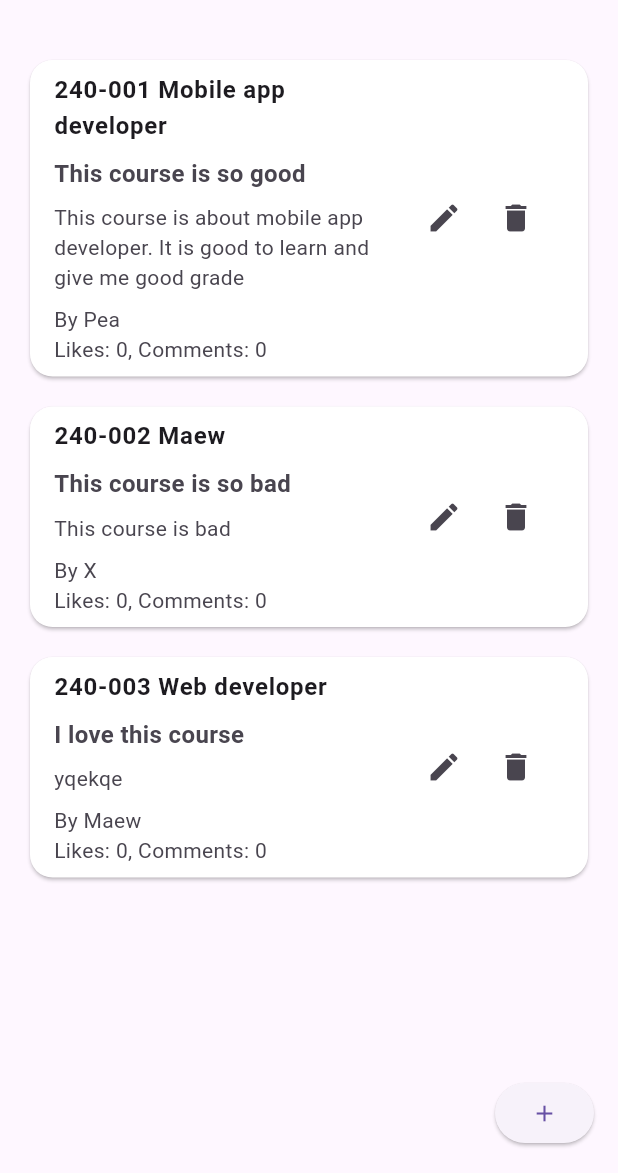
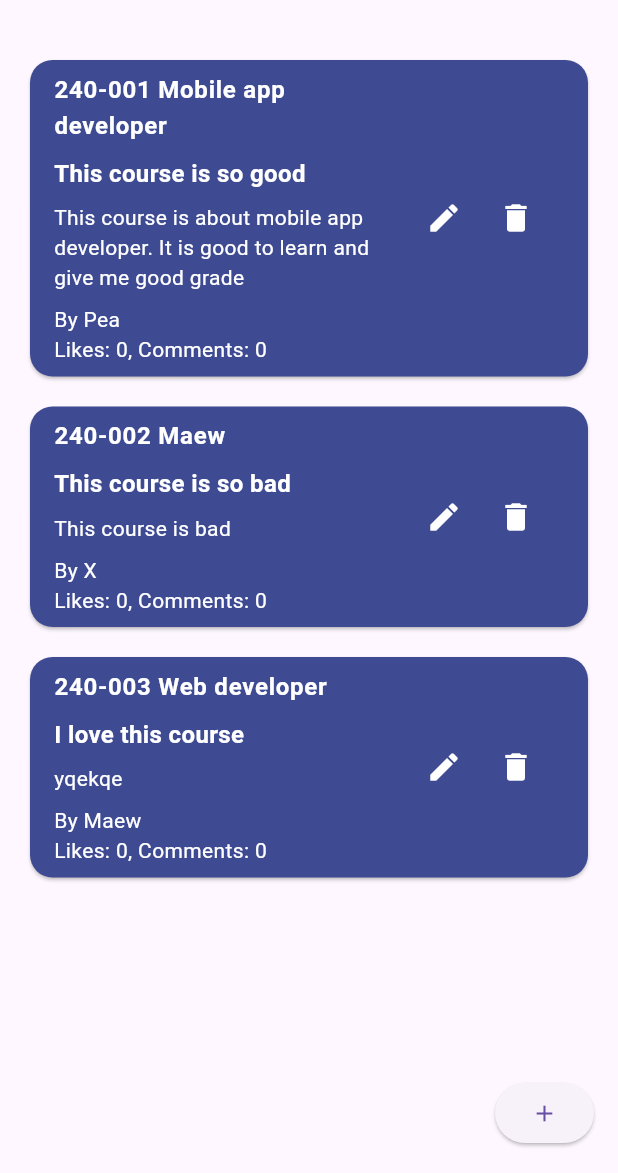
Before and after one commit to Muhammadyohan/Flutter-PSU-Course-Review, a Flutter app: the MainPage screen opened directly, item 2 of the bottom bar chosen, after a tap on the "thumb up" icon, after a tap on "My posts", on a phone screen of 412 x 824 dp, the part 63-1236 px from its top. Run offline on Flutter 3.47's test engine with Material 3 defaults, Android fonts, the light colour scheme and no system bars; our stand-ins replace dio, equatable, shared_preferences; accounts and stored records are empty.

Commit message:
fix color and edit layout

```diff
--- a/lib/pages/home_page.dart
+++ b/lib/pages/home_page.dart
@@ -13,48 +13,93 @@ class HomePage extends StatefulWidget {
 
 class _HomePageState extends State<HomePage> {
   final Map<int, int> _likes = {};
+  final ReviewPostMockRepo _repository = ReviewPostMockRepo();
+  List<ReviewPostModel> _posts = [];
+  List<ReviewPostModel> _filteredPosts = [];
+  // ignore: unused_field
+  String _searchQuery = '';
+
+  @override
+  void initState() {
+    super.initState();
+    _fetchPosts();
+  }
+
+  Future<void> _fetchPosts() async {
+    try {
+      final posts = await _repository.fetchTasks();
+      setState(() {
+        _posts = posts;
+        _filteredPosts = posts;
+      });
+    } catch (e) {
+      // Handle error
+    }
+  }
+
+  void _searchPosts(String query) {
+    setState(() {
+      _searchQuery = query;
+      if (query.isEmpty) {
+        _filteredPosts = _posts;
+      } else {
+        _filteredPosts = _posts.where((post) {
+          final courseCodeMatches =
+              post.courseCode.toLowerCase().contains(query.toLowerCase());
+          final courseNameMatches =
+              post.courseName.toLowerCase().contains(query.toLowerCase());
+          return courseCodeMatches || courseNameMatches;
+        }).toList();
+      }
+    });
+  }
 
   @override
   Widget build(BuildContext context) {
-    final ReviewPostMockRepo repository = ReviewPostMockRepo();
-
-    return FutureBuilder<List<ReviewPostModel>>(
-      future: repository.fetchTasks(),
-      builder: (context, snapshot) {
-        if (snapshot.connectionState == ConnectionState.waiting) {
-          return const Center(child: CircularProgressIndicator());
-        } else if (snapshot.hasError) {
-          return Center(child: Text('Error: ${snapshot.error}'));
-        } else if (!snapshot.hasData || snapshot.data!.isEmpty) {
-          return const Center(child: Text('No posts available'));
-        }
-
-        final posts = snapshot.data!;
-
     return SingleChildScrollView(
       child: Column(
         crossAxisAlignment: CrossAxisAlignment.start,
         children: [
-              Container(
+          Padding(
             padding: const EdgeInsets.all(16.0),
-                child: Column(
-                  crossAxisAlignment: CrossAxisAlignment.start,
-                  children: [
-                    const Text(
+            child: TextField(
+              decoration: const InputDecoration(
+                border: OutlineInputBorder(),
+                hintText: 'Search by course name or code...',
+              ),
+              onChanged: _searchPosts,
+            ),
+          ),
+
+          const Padding(
+            padding: EdgeInsets.all(16.0),
+            child: Text(
               'Popular Posts',
               style: TextStyle(
                 fontSize: 20,
                 fontWeight: FontWeight.bold,
               ),
             ),
+          ),
           const SizedBox(height: 10),
-                    SizedBox(
+
+          _filteredPosts.isEmpty
+              ? const SizedBox(
+                  height: 250,
+                  child: Center(
+                    child: Text(
+                      'No posts found',
+                      style: TextStyle(fontSize: 16),
+                    ),
+                  ),
+                )
+              : SizedBox(
                   height: 250,
                   child: ListView.builder(
                     scrollDirection: Axis.horizontal,
-                        itemCount: posts.length,
+                    itemCount: _filteredPosts.length,
                     itemBuilder: (context, index) {
-                          final post = posts[index];
+                      final post = _filteredPosts[index];
                       _likes[index] = _likes[index] ?? post.likesAmount;
 
                       return Container(
@@ -74,18 +119,18 @@ class _HomePageState extends State<HomePage> {
                             shape: RoundedRectangleBorder(
                               borderRadius: BorderRadius.circular(15),
                             ),
-                                color: Colors.white,
+                            color: const Color(0xFF3E4B92),
                             child: Padding(
                               padding: const EdgeInsets.all(12.0),
                               child: Column(
-                                    crossAxisAlignment:
-                                        CrossAxisAlignment.start,
+                                crossAxisAlignment: CrossAxisAlignment.start,
                                 children: [
                                   Text(
                                     '${post.courseCode} ${post.courseName}',
                                     style: const TextStyle(
                                       fontSize: 14,
                                       fontWeight: FontWeight.bold,
+                                      color: Colors.white,
                                     ),
                                     overflow: TextOverflow.ellipsis,
                                   ),
@@ -95,6 +140,7 @@ class _HomePageState extends State<HomePage> {
                                     style: const TextStyle(
                                       fontSize: 16,
                                       fontWeight: FontWeight.bold,
+                                      color: Colors.white,
                                     ),
                                     overflow: TextOverflow.ellipsis,
                                   ),
@@ -102,7 +148,10 @@ class _HomePageState extends State<HomePage> {
                                   Expanded(
                                     child: Text(
                                       post.text,
-                                          style: const TextStyle(fontSize: 14),
+                                      style: const TextStyle(
+                                        fontSize: 14,
+                                        color: Colors.white,
+                                      ),
                                       overflow: TextOverflow.ellipsis,
                                       maxLines: 3,
                                     ),
@@ -110,22 +159,36 @@ class _HomePageState extends State<HomePage> {
                                   const SizedBox(height: 8.0),
                                   Text(
                                     'By ${post.authorName}',
-                                        style: const TextStyle(fontSize: 12),
+                                    style: const TextStyle(
+                                      fontSize: 12,
+                                      color: Colors.white,
+                                    ),
                                     overflow: TextOverflow.ellipsis,
                                   ),
                                   Row(
                                     children: [
                                       IconButton(
-                                            icon: const Icon(Icons.thumb_up),
+                                        icon: const Icon(
+                                          Icons.thumb_up,
+                                          color: Colors.white,
+                                        ),
                                         onPressed: () {
                                           setState(() {
                                             _likes[index] = _likes[index]! + 1;
                                           });
                                         },
                                       ),
-                                          Text('${_likes[index]}'),
+                                      Text(
+                                        '${_likes[index]}',
+                                        style: const TextStyle(
+                                            color: Colors.white),
+                                      ),
                                       const SizedBox(width: 10),
-                                          Text('Comments: ${post.commentsAmount}'),
+                                      Text(
+                                        'Comments: ${post.commentsAmount}',
+                                        style: const TextStyle(
+                                            color: Colors.white),
+                                      ),
                                     ],
                                   ),
                                 ],
@@ -137,29 +200,35 @@ class _HomePageState extends State<HomePage> {
                     },
                   ),
                 ),
-                  ],
-                ),
-              ),
-              Container(
-                padding: const EdgeInsets.all(16.0),
-                child: Column(
-                  crossAxisAlignment: CrossAxisAlignment.start,
-                  children: [
-                    const Text(
-                      'Trending Courses',
+                const Padding(
+            padding: EdgeInsets.all(16.0),
+            child: Text(
+              'Trending Course',
               style: TextStyle(
                 fontSize: 20,
                 fontWeight: FontWeight.bold,
               ),
             ),
+          ),
           const SizedBox(height: 10),
-                    SizedBox(
+
+          _filteredPosts.isEmpty
+              ? const SizedBox(
+                  height: 250,
+                  child: Center(
+                    child: Text(
+                      'No posts found',
+                      style: TextStyle(fontSize: 16),
+                    ),
+                  ),
+                )
+              : SizedBox(
                   height: 250,
                   child: ListView.builder(
                     scrollDirection: Axis.horizontal,
-                        itemCount: posts.length,
+                    itemCount: _filteredPosts.length,
                     itemBuilder: (context, index) {
-                          final post = posts[index];
+                      final post = _filteredPosts[index];
                       _likes[index] = _likes[index] ?? post.likesAmount;
 
                       return Container(
@@ -179,18 +248,18 @@ class _HomePageState extends State<HomePage> {
                             shape: RoundedRectangleBorder(
                               borderRadius: BorderRadius.circular(15),
                             ),
-                                color: Colors.white,
+                            color: const Color(0xFF3E4B92),
                             child: Padding(
                               padding: const EdgeInsets.all(12.0),
                               child: Column(
-                                    crossAxisAlignment:
-                                        CrossAxisAlignment.start,
+                                crossAxisAlignment: CrossAxisAlignment.start,
                                 children: [
                                   Text(
                                     '${post.courseCode} ${post.courseName}',
                                     style: const TextStyle(
                                       fontSize: 14,
                                       fontWeight: FontWeight.bold,
+                                      color: Colors.white,
                                     ),
                                     overflow: TextOverflow.ellipsis,
                                   ),
@@ -200,6 +269,7 @@ class _HomePageState extends State<HomePage> {
                                     style: const TextStyle(
                                       fontSize: 16,
                                       fontWeight: FontWeight.bold,
+                                      color: Colors.white,
                                     ),
                                     overflow: TextOverflow.ellipsis,
                                   ),
@@ -207,7 +277,10 @@ class _HomePageState extends State<HomePage> {
                                   Expanded(
                                     child: Text(
                                       post.text,
-                                          style: const TextStyle(fontSize: 14),
+                                      style: const TextStyle(
+                                        fontSize: 14,
+                                        color: Colors.white,
+                                      ),
                                       overflow: TextOverflow.ellipsis,
                                       maxLines: 3,
                                     ),
@@ -215,22 +288,36 @@ class _HomePageState extends State<HomePage> {
                                   const SizedBox(height: 8.0),
                                   Text(
                                     'By ${post.authorName}',
-                                        style: const TextStyle(fontSize: 12),
+                                    style: const TextStyle(
+                                      fontSize: 12,
+                                      color: Colors.white,
+                                    ),
                                     overflow: TextOverflow.ellipsis,
                                   ),
                                   Row(
                                     children: [
                                       IconButton(
-                                            icon: const Icon(Icons.thumb_up),
+                                        icon: const Icon(
+                                          Icons.thumb_up,
+                                          color: Colors.white,
+                                        ),
                                         onPressed: () {
                                           setState(() {
                                             _likes[index] = _likes[index]! + 1;
                                           });
                                         },
                                       ),
-                                          Text('${_likes[index]}'),
+                                      Text(
+                                        '${_likes[index]}',
+                                        style: const TextStyle(
+                                            color: Colors.white),
+                                      ),
                                       const SizedBox(width: 10),
-                                          Text('Comments: ${post.commentsAmount}'),
+                                      Text(
+                                        'Comments: ${post.commentsAmount}',
+                                        style: const TextStyle(
+                                            color: Colors.white),
+                                      ),
                                     ],
                                   ),
                                 ],
@@ -244,11 +331,6 @@ class _HomePageState extends State<HomePage> {
                 ),
         ],
       ),
-              ),
-            ],
-          ),
-        );
-      },
     );
   }
 }
--- a/lib/pages/my_post_page.dart
+++ b/lib/pages/my_post_page.dart
@@ -60,7 +60,7 @@ class _MyPostPageState extends State<MyPostPage> {
                   itemBuilder: (context, index) {
                     final post = posts[index];
                     return Card(
-                      color: Colors.white,
+                      color: const Color(0xFF3E4B92),
                       margin: const EdgeInsets.symmetric(
                           vertical: 10, horizontal: 20),
                       shape: RoundedRectangleBorder(
@@ -72,6 +72,7 @@ class _MyPostPageState extends State<MyPostPage> {
                           style: const TextStyle(
                             fontSize: 16,
                             fontWeight: FontWeight.bold,
+                            color: Colors.white
                           ),
                         ),
                         subtitle: Column(
@@ -83,21 +84,22 @@ class _MyPostPageState extends State<MyPostPage> {
                               style: const TextStyle(
                                 fontSize: 16,
                                 fontWeight: FontWeight.bold,
+                                color: Colors.white
                               ),
                             ),
                             const SizedBox(height: 8.0),
-                            Text(post.text),
+                            Text(post.text,style: const TextStyle(color: Colors.white),),
                             const SizedBox(height: 8.0),
-                            Text('By ${post.authorName}'),
+                            Text('By ${post.authorName}',style: const TextStyle(color: Colors.white),),
                             Text(
-                                'Likes: ${post.likesAmount}, Comments: ${post.commentsAmount}'),
+                                'Likes: ${post.likesAmount}, Comments: ${post.commentsAmount}',style: const TextStyle(color: Colors.white),),
                           ],
                         ),
                         trailing: Row(
                           mainAxisSize: MainAxisSize.min,
                           children: [
                             IconButton(
-                              icon: const Icon(Icons.edit),
+                              icon: const Icon(Icons.edit,color: Colors.white,),
                               onPressed: () {
                                 Navigator.push(
                                   context,
@@ -109,7 +111,7 @@ class _MyPostPageState extends State<MyPostPage> {
                               },
                             ),
                             IconButton(
-                              icon: const Icon(Icons.delete),
+                              icon: const Icon(Icons.delete,color: Colors.white,),
                               onPressed: () {
                                 showDialog(
                                   context: context,
@@ -155,7 +157,7 @@ class _MyPostPageState extends State<MyPostPage> {
                           ),
                         );
                       },
-                      child: const Icon(Icons.add),
+                      child: const Icon(Icons.add,),
                     ),
                   ],
                 ),
--- a/lib/pages/review_post_page.dart
+++ b/lib/pages/review_post_page.dart
@@ -76,7 +76,7 @@ class _ReviewPostPageState extends State<ReviewPostPage> {
                     style: const TextStyle(
                       fontSize: 22,
                       fontWeight: FontWeight.bold,
-                      color: Color.fromARGB(255, 0, 0, 0),
+                      color: Colors.black,
                     ),
                   ),
                 ),
@@ -89,8 +89,9 @@ class _ReviewPostPageState extends State<ReviewPostPage> {
                       shape: RoundedRectangleBorder(
                         borderRadius: BorderRadius.circular(24),
                       ),
-                      color: const Color.fromARGB(255, 240, 240, 240),
-                      margin: const EdgeInsets.symmetric(vertical: 16, horizontal: 16),
+                      color: const Color(0xFF3E4B92),
+                      margin: const EdgeInsets.symmetric(
+                          vertical: 16, horizontal: 16),
                       child: Padding(
                         padding: const EdgeInsets.all(24.0),
                         child: Column(
@@ -101,7 +102,7 @@ class _ReviewPostPageState extends State<ReviewPostPage> {
                               style: const TextStyle(
                                 fontSize: 20,
                                 fontWeight: FontWeight.bold,
-                                color: Colors.black87,
+                                color: Colors.white,
                               ),
                             ),
                             const SizedBox(height: 12),
@@ -109,7 +110,7 @@ class _ReviewPostPageState extends State<ReviewPostPage> {
                               'By ${widget.post.authorName}',
                               style: const TextStyle(
                                 fontSize: 18,
-                                color: Color.fromARGB(255, 0, 0, 0),
+                                color: Colors.white,
                               ),
                             ),
                             const SizedBox(height: 12),
@@ -117,7 +118,7 @@ class _ReviewPostPageState extends State<ReviewPostPage> {
                               widget.post.text,
                               style: const TextStyle(
                                 fontSize: 18,
-                                color: Colors.black54,
+                                color: Colors.white,
                               ),
                             ),
                             const SizedBox(height: 16),
@@ -127,7 +128,9 @@ class _ReviewPostPageState extends State<ReviewPostPage> {
                                 ElevatedButton.icon(
                                   onPressed: _incrementLike,
                                   icon: const Icon(Icons.thumb_up),
-                                  label: Text('$_likeCount'),
+                                  label: Text(
+                                    '$_likeCount',
+                                  ),
                                 ),
                               ],
                             ),
@@ -137,7 +140,7 @@ class _ReviewPostPageState extends State<ReviewPostPage> {
                               style: TextStyle(
                                 fontSize: 18,
                                 fontWeight: FontWeight.bold,
-                                color: Colors.blueGrey,
+                                color: Colors.white,
                               ),
                             ),
                             ListView.builder(
@@ -147,10 +150,12 @@ class _ReviewPostPageState extends State<ReviewPostPage> {
                               itemBuilder: (context, index) {
                                 final comment = comments[index];
                                 return Padding(
-                                  padding: const EdgeInsets.symmetric(vertical: 12.0),
+                                  padding: const EdgeInsets.symmetric(
+                                      vertical: 12.0),
                                   child: Text(
                                     '${comment.commentAuthor}: ${comment.commentText}',
-                                    style: const TextStyle(fontSize: 16),
+                                    style: const TextStyle(
+                                        fontSize: 16, color: Colors.white),
                                   ),
                                 );
                               },
@@ -163,6 +168,7 @@ class _ReviewPostPageState extends State<ReviewPostPage> {
                                     decoration: const InputDecoration(
                                       border: OutlineInputBorder(),
                                       hintText: 'Enter comment here',
+                                      hintStyle: TextStyle(color: Colors.white),
                                     ),
                                   ),
                                 ),
```
Lines whose indentation alone changed are shown as unchanged.
